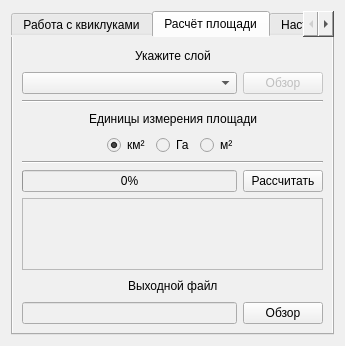
Above: helper_main_dialog_base.ui from bazzile/helper before the change. Below: the same form after it.
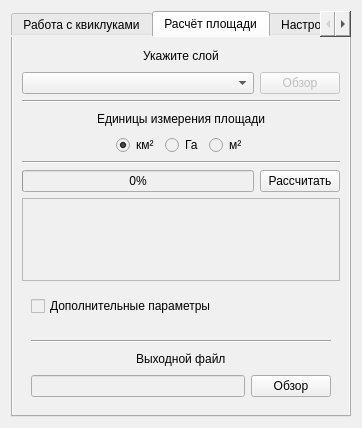
That is the form after the change. The open tabs and pages were chosen to show the change.

Commit message: el_area: начата работа над доп. настройками

The edit to the form file:
```diff
--- a/helper_main_dialog_base.ui
+++ b/helper_main_dialog_base.ui
@@ -6,8 +6,8 @@
    <rect>
     <x>0</x>
     <y>0</y>
-    <width>345</width>
-    <height>321</height>
+    <width>362</width>
+    <height>428</height>
    </rect>
   </property>
   <property name="windowTitle">
@@ -516,11 +516,34 @@
         <widget class="QTextBrowser" name="AREAtextBrowser"/>
        </item>
        <item>
-        <layout class="QVBoxLayout" name="verticalLayout_12">
+        <widget class="QWidget" name="widget" native="true">
+         <layout class="QVBoxLayout" name="verticalLayout_8">
          <item>
-          <layout class="QHBoxLayout" name="horizontalLayout_17">
+           <widget class="QCheckBox" name="Aux_param_checkBox">
+            <property name="text">
+             <string>Дополнительные параметры</string>
+            </property>
+           </widget>
+          </item>
+         </layout>
+        </widget>
+       </item>
            <item>
-            <spacer name="horizontalSpacer_17">
+        <widget class="QWidget" name="options_widget" native="true">
+         <layout class="QVBoxLayout" name="verticalLayout_10">
+          <item>
+           <widget class="Line" name="line_6">
+            <property name="orientation">
+             <enum>Qt::Horizontal</enum>
+            </property>
+           </widget>
+          </item>
+          <item>
+           <layout class="QVBoxLayout" name="verticalLayout_13">
+            <item>
+             <layout class="QHBoxLayout" name="horizontalLayout_19">
+              <item>
+               <spacer name="horizontalSpacer_19">
              <property name="orientation">
               <enum>Qt::Horizontal</enum>
              </property>
@@ -533,14 +556,14 @@
             </spacer>
            </item>
            <item>
-            <widget class="QLabel" name="label_4">
+               <widget class="QLabel" name="label_5">
              <property name="text">
               <string>Выходной файл</string>
              </property>
             </widget>
            </item>
            <item>
-            <spacer name="horizontalSpacer_18">
+               <spacer name="horizontalSpacer_20">
              <property name="orientation">
               <enum>Qt::Horizontal</enum>
              </property>
@@ -555,7 +578,7 @@
           </layout>
          </item>
          <item>
-          <layout class="QHBoxLayout" name="horizontalLayout_18">
+             <layout class="QHBoxLayout" name="horizontalLayout_20">
            <item>
             <widget class="QLineEdit" name="area_out_file_lineEdit">
              <property name="readOnly">
@@ -582,6 +605,9 @@
           </layout>
          </item>
         </layout>
+          </item>
+         </layout>
+        </widget>
        </item>
        <item>
         <spacer name="verticalSpacer">
@@ -688,43 +714,6 @@
         </item>
        </layout>
       </widget>
-      <widget class="QWidget" name="verticalLayoutWidget_2">
-       <property name="geometry">
-        <rect>
-         <x>130</x>
-         <y>30</y>
-         <width>160</width>
-         <height>123</height>
-        </rect>
-       </property>
-       <layout class="QVBoxLayout" name="verticalLayout_8">
-        <item>
-         <layout class="QHBoxLayout" name="horizontalLayout_10">
-          <item>
-           <widget class="QCheckBox" name="checkBox_2">
-            <property name="text">
-             <string>CheckBox</string>
-            </property>
-           </widget>
-          </item>
-          <item>
-           <widget class="QCheckBox" name="checkBox_3">
-            <property name="text">
-             <string>CheckBox</string>
-            </property>
-           </widget>
-          </item>
-         </layout>
-        </item>
-        <item>
-         <widget class="QListView" name="listView"/>
-        </item>
-       </layout>
-      </widget>
-      <zorder>button_box</zorder>
-      <zorder>groupBox_2</zorder>
-      <zorder>verticalLayoutWidget_2</zorder>
-      <zorder>horizontalLayoutWidget_2</zorder>
      </widget>
     </widget>
    </item>
```
Left out of the diff: 36 changed lines with no effect on the pictures. Lines whose indentation alone changed are shown as unchanged. The commit also changes 1 other file.
